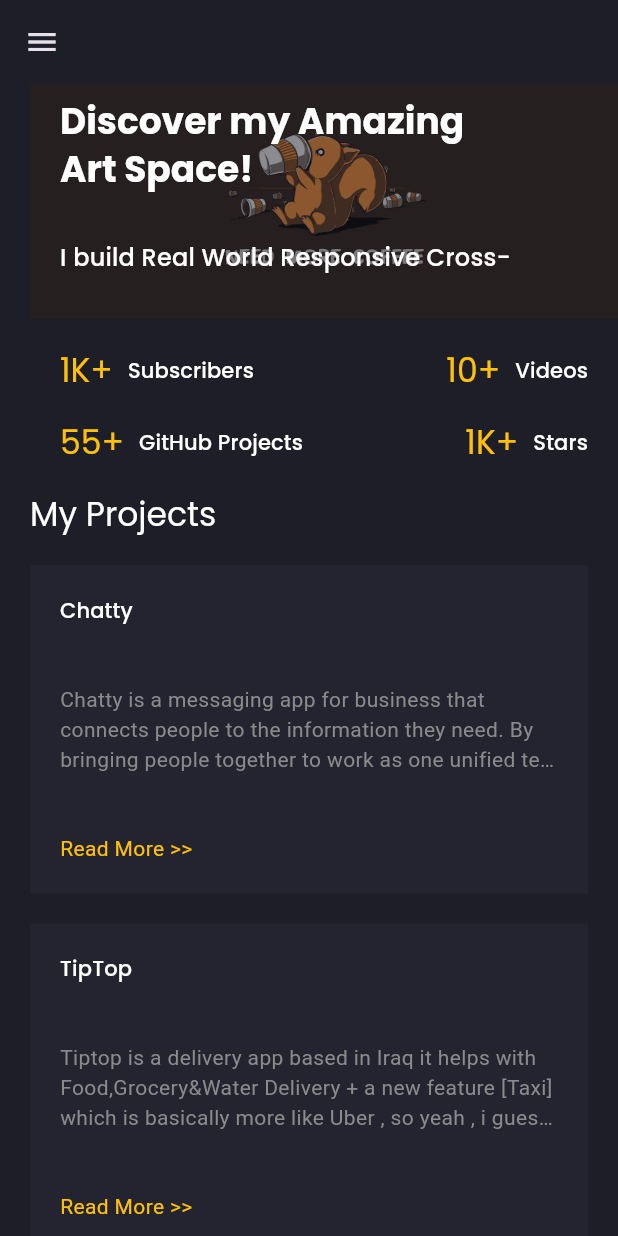
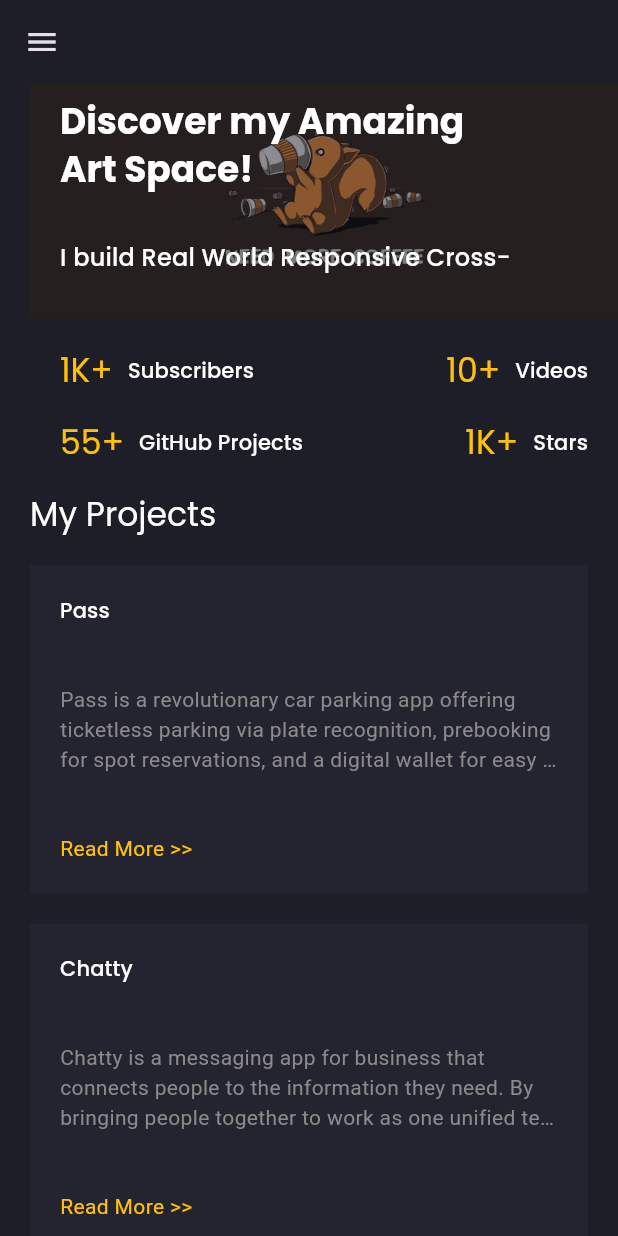
Before and after one commit to MeYo0o/Moaz-Dev-Portfolio, a Flutter app: the screen it shows after launch, on a phone screen of 412 x 824 dp. Run offline on Flutter 3.47's test engine with Material 3 defaults, Android fonts, the phone set to English and light mode, and no system bars; drawn by our look-alikes of animated_text_kit; our stand-ins replace firebase_core, flutter_svg, get, google_fonts, url_strategy; accounts and stored records are empty.

Commit message:
update: projects.

```diff
--- a/lib/core/projects.dart
+++ b/lib/core/projects.dart
@@ -2,6 +2,12 @@
 import '../models/Project.dart';
 
 List<Project> kProjects = [
+  Project(
+    title: "Pass",
+    description:
+        "Pass is a revolutionary car parking app offering ticketless parking via plate recognition, prebooking for spot reservations, and a digital wallet for easy payments. Available in 27+ locations across Kuwait and Bahrain, with more Middle Eastern countries coming soon.",
+    url: 'https://github.com/MeYo0o/pass-production-screenshots/',
+  ),
   Project(
     title: "Chatty",
     description:
```
